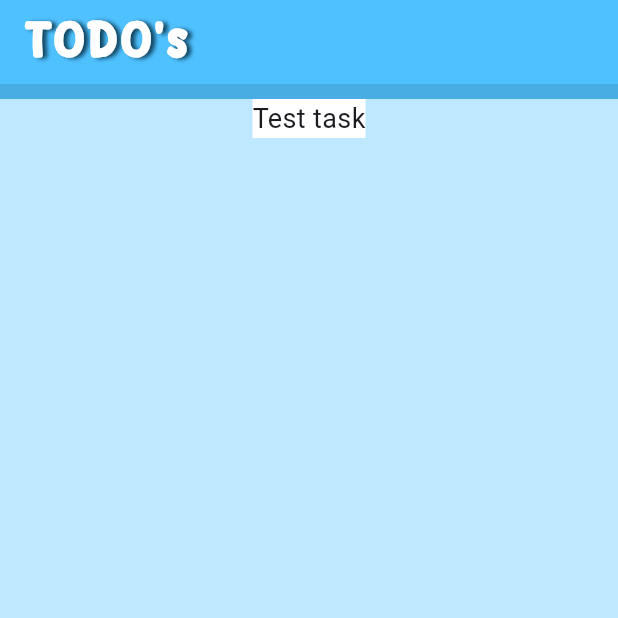
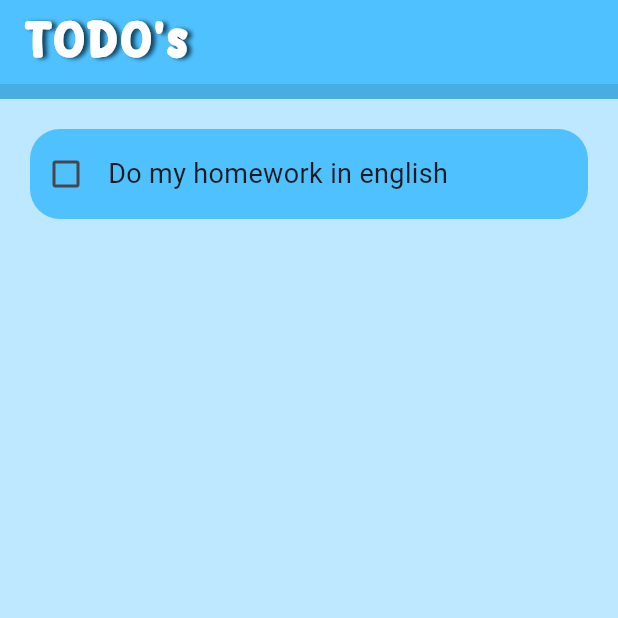
Before and after one commit to belminmulahusic/todo-app, a Flutter app: the screen it shows after launch, on a phone screen of 412 x 824 dp, the top half of it. Run offline on Flutter 3.47's test engine with Material 3 defaults, Android fonts, the phone set to English and light mode, and no system bars.

Commit message:
Added checkbox, no functionality yet

```diff
--- a/lib/pages/home_page.dart
+++ b/lib/pages/home_page.dart
@@ -35,7 +35,11 @@ class TodoHomePage extends StatelessWidget {
             thickness: 10,
             height: 10,
           ),
-          TodoTile(taskName: 'Test task'),
+          TodoTile(
+            taskName: 'Do my homework in english',
+            isDone: false,
+            onChanged: (bool? value) => {},
+          ),
         ],
       ),
     );
--- a/lib/pages/todo_tile.dart
+++ b/lib/pages/todo_tile.dart
@@ -2,14 +2,48 @@ import 'package:flutter/material.dart';
 
 class TodoTile extends StatelessWidget {
   final String taskName;
+  final bool isDone;
+  final Function(bool?) onChanged;
 
-  const TodoTile({super.key, required this.taskName});
+  const TodoTile({
+    super.key,
+    required this.taskName,
+    required this.isDone,
+    required this.onChanged,
+  });
 
   @override
   Widget build(BuildContext context) {
-    return Container(
-      color: Colors.white,
-      child: Text(taskName, style: const TextStyle(fontSize: 18)),
+    return Padding(
+      padding: const EdgeInsets.all(20.0),
+      child: Container(
+        width: 400,
+        height: 60,
+        decoration: BoxDecoration(
+          color: Color.fromARGB(255, 79, 193, 255),
+          borderRadius: BorderRadius.circular(20),
+        ),
+        child: Row(
+          children: [
+            Checkbox(
+              value: isDone,
+              onChanged: onChanged,
+              activeColor: Colors.white,
+              checkColor: Colors.black,
+            ),
+            Padding(
+              padding: const EdgeInsets.all(4.0),
+              child: Container(
+                decoration: BoxDecoration(
+                  borderRadius: BorderRadius.circular(20),
+                  color: const Color.fromARGB(255, 79, 193, 255),
+                ),
+                child: Text(taskName, style: const TextStyle(fontSize: 18)),
+              ),
+            ),
+          ],
+        ),
+      ),
     );
   }
 }
```
